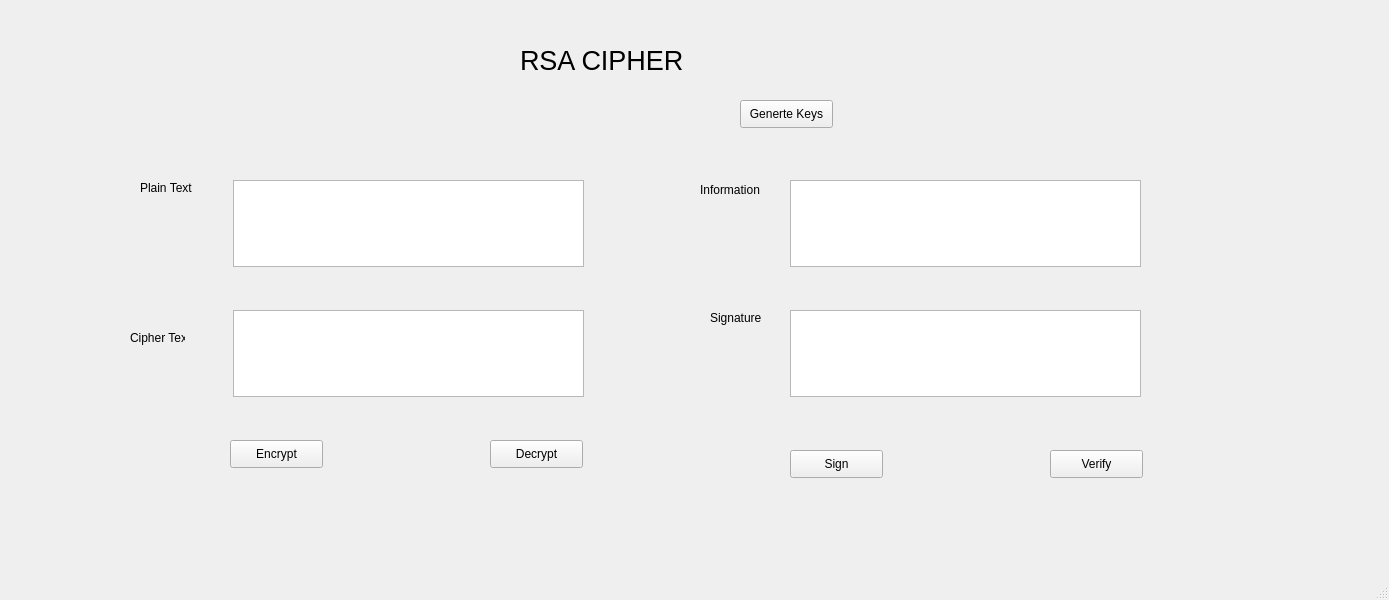
Before: the Qt Designer form lab-03/ui/rsa.ui in Thangbba/BuiTrongThang-2280602983, drawn with Qt 5.
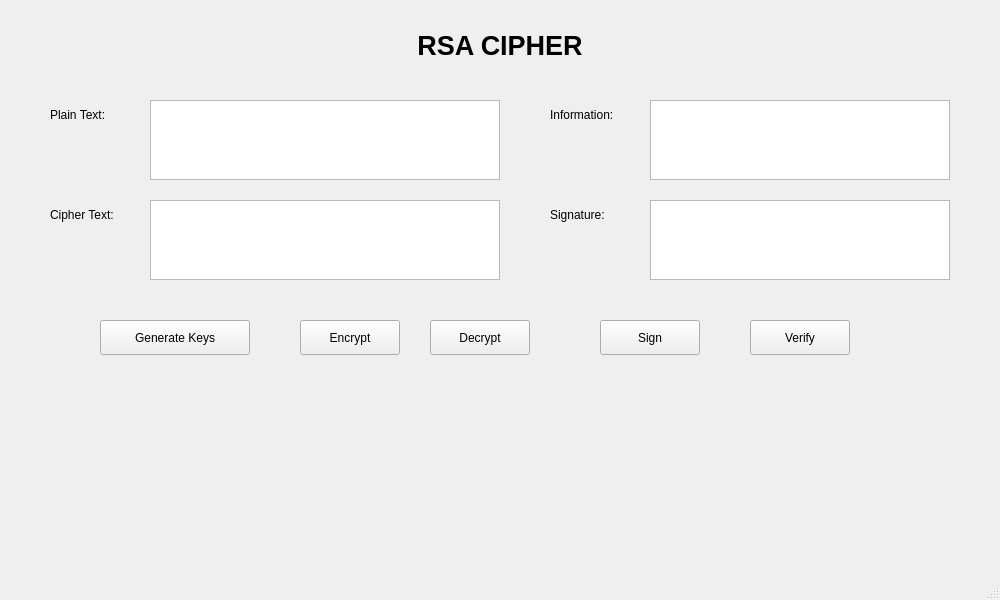
After: the same form once the commit is applied.

```diff
--- a/lab-03/ui/rsa.ui
+++ b/lab-03/ui/rsa.ui
@@ -6,200 +6,223 @@
    <rect>
     <x>0</x>
     <y>0</y>
-    <width>1389</width>
+    <width>1000</width>
     <height>600</height>
    </rect>
   </property>
   <property name="windowTitle">
-   <string>MainWindow</string>
+   <string>RSA Cipher</string>
   </property>
   <widget class="QWidget" name="centralwidget">
+
+   <!-- Tiêu đề -->
+   <widget class="QLabel" name="label">
+    <property name="geometry">
+     <rect>
+      <x>350</x>
+      <y>20</y>
+      <width>300</width>
+      <height>50</height>
+     </rect>
+    </property>
+    <property name="font">
+     <font>
+      <pointsize>20</pointsize>
+      <bold>true</bold>
+     </font>
+    </property>
+    <property name="alignment">
+     <set>Qt::AlignCenter</set>
+    </property>
+    <property name="text">
+     <string>RSA CIPHER</string>
+    </property>
+   </widget>
+
+   <!-- Plain Text -->
+   <widget class="QLabel" name="label_2">
+    <property name="geometry">
+     <rect>
+      <x>50</x>
+      <y>100</y>
+      <width>100</width>
+      <height>30</height>
+     </rect>
+    </property>
+    <property name="text">
+     <string>Plain Text:</string>
+    </property>
+   </widget>
    <widget class="QTextEdit" name="txt_plaintext">
     <property name="geometry">
      <rect>
-      <x>233</x>
-      <y>180</y>
-      <width>351</width>
-      <height>87</height>
+      <x>150</x>
+      <y>100</y>
+      <width>350</width>
+      <height>80</height>
      </rect>
     </property>
    </widget>
+
+   <!-- Cipher Text -->
+   <widget class="QLabel" name="label_3">
+    <property name="geometry">
+     <rect>
+      <x>50</x>
+      <y>200</y>
+      <width>100</width>
+      <height>30</height>
+     </rect>
+    </property>
+    <property name="text">
+     <string>Cipher Text:</string>
+    </property>
+   </widget>
    <widget class="QTextEdit" name="txt_cipher_text">
     <property name="geometry">
      <rect>
-      <x>233</x>
-      <y>310</y>
-      <width>351</width>
-      <height>87</height>
+      <x>150</x>
+      <y>200</y>
+      <width>350</width>
+      <height>80</height>
      </rect>
     </property>
    </widget>
-   <widget class="QTextEdit" name="txt_sign">
+
+   <!-- Information -->
+   <widget class="QLabel" name="label_4">
     <property name="geometry">
      <rect>
-      <x>790</x>
-      <y>310</y>
-      <width>351</width>
-      <height>87</height>
+      <x>550</x>
+      <y>100</y>
+      <width>100</width>
+      <height>30</height>
      </rect>
     </property>
+    <property name="text">
+     <string>Information:</string>
+    </property>
    </widget>
    <widget class="QTextEdit" name="txt_info">
     <property name="geometry">
      <rect>
-      <x>790</x>
-      <y>180</y>
-      <width>351</width>
-      <height>87</height>
+      <x>650</x>
+      <y>100</y>
+      <width>300</width>
+      <height>80</height>
      </rect>
     </property>
    </widget>
+
+   <!-- Signature -->
+   <widget class="QLabel" name="label_5">
+    <property name="geometry">
+     <rect>
+      <x>550</x>
+      <y>200</y>
+      <width>100</width>
+      <height>30</height>
+     </rect>
+    </property>
+    <property name="text">
+     <string>Signature:</string>
+    </property>
+   </widget>
+   <widget class="QTextEdit" name="txt_sign">
+    <property name="geometry">
+     <rect>
+      <x>650</x>
+      <y>200</y>
+      <width>300</width>
+      <height>80</height>
+     </rect>
+    </property>
+   </widget>
+
+   <!-- Buttons -->
+   <widget class="QPushButton" name="btn_gen_keys">
+    <property name="geometry">
+     <rect>
+      <x>100</x>
+      <y>320</y>
+      <width>150</width>
+      <height>35</height>
+     </rect>
+    </property>
+    <property name="text">
+     <string>Generate Keys</string>
+    </property>
+   </widget>
+
    <widget class="QPushButton" name="btn_encrypt">
     <property name="geometry">
      <rect>
-      <x>230</x>
-      <y>440</y>
-      <width>93</width>
-      <height>28</height>
+      <x>300</x>
+      <y>320</y>
+      <width>100</width>
+      <height>35</height>
      </rect>
     </property>
     <property name="text">
      <string>Encrypt</string>
     </property>
    </widget>
+
    <widget class="QPushButton" name="btn_decrypt">
     <property name="geometry">
      <rect>
-      <x>490</x>
-      <y>440</y>
-      <width>93</width>
-      <height>28</height>
+      <x>430</x>
+      <y>320</y>
+      <width>100</width>
+      <height>35</height>
      </rect>
     </property>
     <property name="text">
      <string>Decrypt</string>
     </property>
    </widget>
-   <widget class="QPushButton" name="btn_gen_keys">
-    <property name="geometry">
-     <rect>
-      <x>740</x>
-      <y>100</y>
-      <width>93</width>
-      <height>28</height>
-     </rect>
-    </property>
-    <property name="text">
-     <string>Generte Keys</string>
-    </property>
-   </widget>
+
    <widget class="QPushButton" name="btn_sign">
     <property name="geometry">
      <rect>
-      <x>790</x>
-      <y>450</y>
-      <width>93</width>
-      <height>28</height>
+      <x>600</x>
+      <y>320</y>
+      <width>100</width>
+      <height>35</height>
      </rect>
     </property>
     <property name="text">
      <string>Sign</string>
     </property>
    </widget>
+
    <widget class="QPushButton" name="btn_verify">
     <property name="geometry">
      <rect>
-      <x>1050</x>
-      <y>450</y>
-      <width>93</width>
-      <height>28</height>
+      <x>750</x>
+      <y>320</y>
+      <width>100</width>
+      <height>35</height>
      </rect>
     </property>
     <property name="text">
      <string>Verify</string>
     </property>
    </widget>
-   <widget class="QLabel" name="label">
-    <property name="geometry">
-     <rect>
-      <x>520</x>
-      <y>30</y>
-      <width>241</width>
-      <height>61</height>
-     </rect>
-    </property>
-    <property name="font">
-     <font>
-      <pointsize>20</pointsize>
-     </font>
-    </property>
-    <property name="text">
-     <string>RSA CIPHER</string>
-    </property>
-   </widget>
-   <widget class="QLabel" name="label_2">
-    <property name="geometry">
-     <rect>
-      <x>140</x>
-      <y>180</y>
-      <width>55</width>
-      <height>16</height>
-     </rect>
-    </property>
-    <property name="text">
-     <string>Plain Text</string>
-    </property>
-   </widget>
-   <widget class="QLabel" name="label_3">
-    <property name="geometry">
-     <rect>
-      <x>130</x>
-      <y>330</y>
-      <width>55</width>
-      <height>16</height>
-     </rect>
-    </property>
-    <property name="text">
-     <string>Cipher Text</string>
-    </property>
-   </widget>
-   <widget class="QLabel" name="label_4">
-    <property name="geometry">
-     <rect>
-      <x>700</x>
-      <y>180</y>
-      <width>71</width>
-      <height>20</height>
-     </rect>
-    </property>
-    <property name="text">
-     <string>Information</string>
-    </property>
-   </widget>
-   <widget class="QLabel" name="label_5">
-    <property name="geometry">
-     <rect>
-      <x>710</x>
-      <y>310</y>
-      <width>55</width>
-      <height>16</height>
-     </rect>
-    </property>
-    <property name="text">
-     <string>Signature</string>
-    </property>
-   </widget>
+
   </widget>
+
   <widget class="QMenuBar" name="menubar">
    <property name="geometry">
     <rect>
      <x>0</x>
      <y>0</y>
-     <width>1389</width>
+     <width>1000</width>
      <height>26</height>
     </rect>
    </property>
   </widget>
+
   <widget class="QStatusBar" name="statusbar"/>
  </widget>
  <resources/>
```
